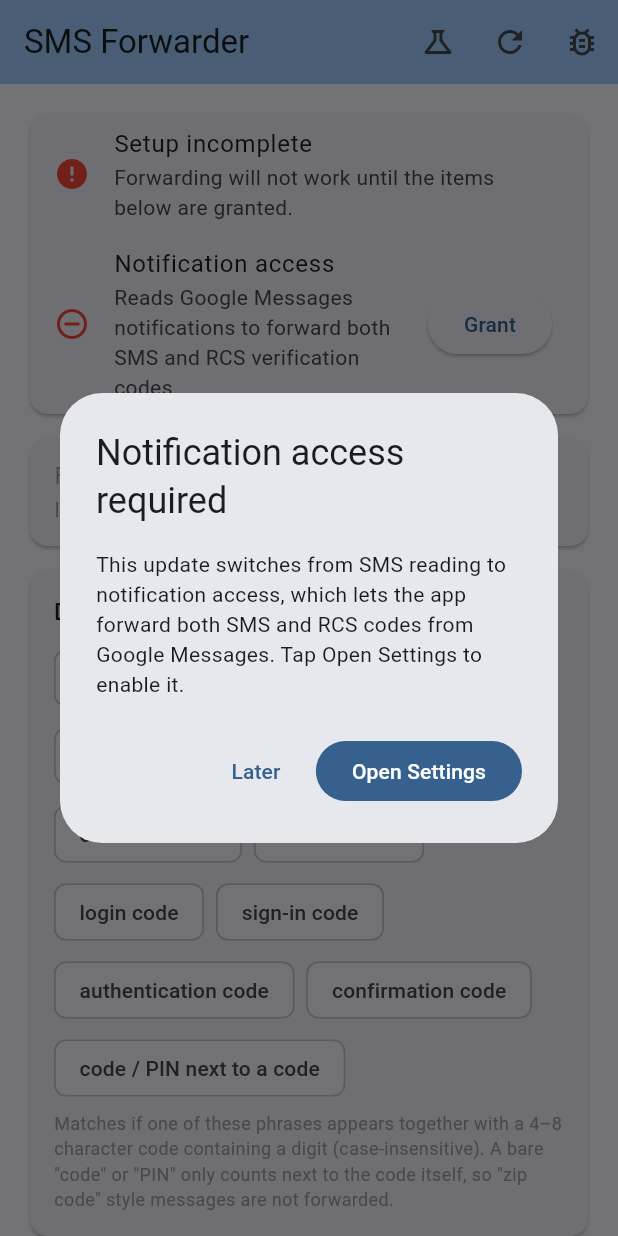
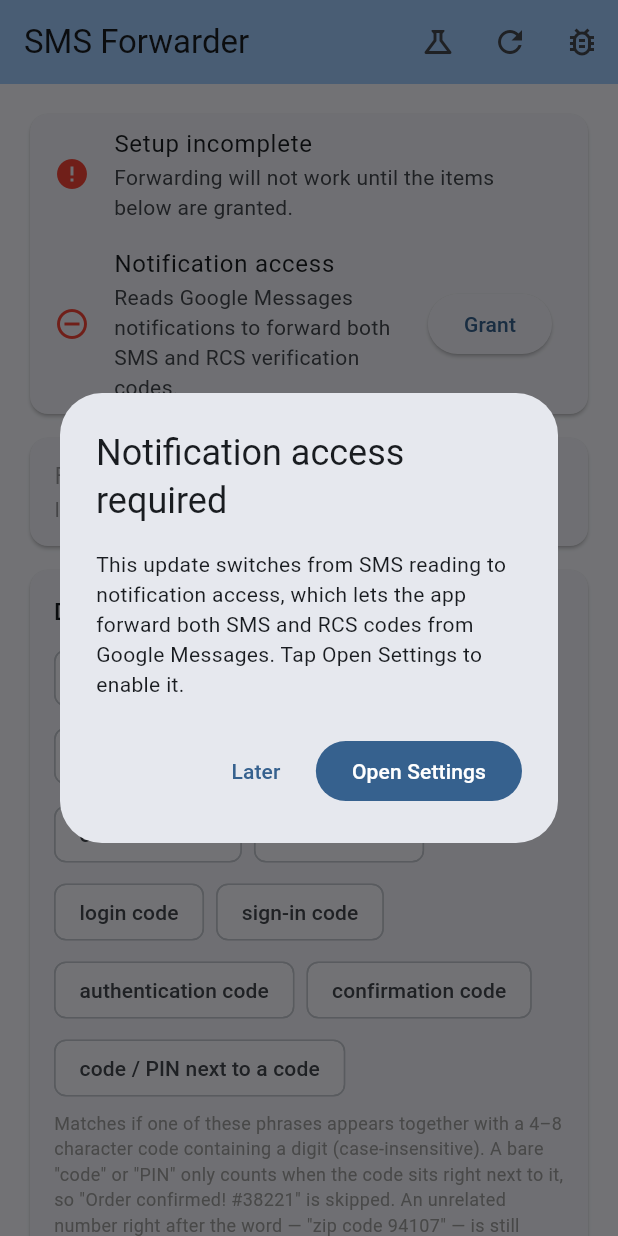
Before and after one commit to kkweon/sms_forwarder, a Flutter app: the screen it shows after launch, on a phone screen of 412 x 824 dp. Run offline on Flutter 3.47's test engine with Material 3 defaults, Android fonts, the phone set to English and light mode, and no system bars; our stand-ins replace package_info_plus, permission_handler, shared_preferences; missing offline and left inert: another_telephony; statements that could not run were skipped.

Commit message:
docs(sms): correct the "zip code" claim in matcher copy
The settings copy said proximity meant '"zip code" style messages are
not forwarded', and the doc comment on _weakKeyword used "zip code
94107" as an example of a message the rule excludes. Both are wrong in
the same direction: proximity only rejects a number that is FAR from
the keyword ("PIN mailer 8842", "Area code 415 numbers, call 5551234"),
and 94107 sits immediately after "code", so it matches. The
known-limitation test group already pinned it as a false positive, so
the text contradicted the tests.

Describe the actual behavior in both places and point at that test
group. No matcher change.

Co-Authored-By: Claude Opus 5 <noreply@anthropic.com>
Claude-Session: https://claude.ai/code/session_01Ea3zKMwomF8YTzsQceZHBg

```diff
--- a/lib/ui/sms_forwarder_page.dart
+++ b/lib/ui/sms_forwarder_page.dart
@@ -491,8 +491,10 @@ class _SmsForwarderPageState extends State<SmsForwarderPage>
                   const Text(
                     'Matches if one of these phrases appears together with a '
                     '4–8 character code containing a digit (case-insensitive). '
-                    'A bare "code" or "PIN" only counts next to the code '
-                    'itself, so "zip code" style messages are not forwarded.',
+                    'A bare "code" or "PIN" only counts when the code sits '
+                    'right next to it, so "Order confirmed! #38221" is '
+                    'skipped. An unrelated number right after the word — '
+                    '"zip code 94107" — is still forwarded.',
                     style: TextStyle(color: Colors.grey, fontSize: 12),
                   ),
                 ],
```
Also changed, not shown: lib/forwarding/sms_utils.dart (+8 -2 lines).
